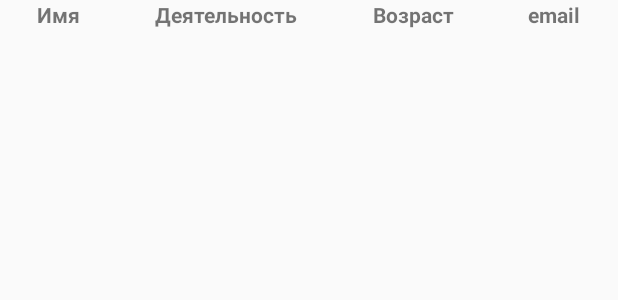
After one commit to johnrocksh/androidABC, an Android app: the layout activity_user_information.xml on its own in the app's theme, with its tools: preview values and no code run, on a phone screen of 412 x 824 dp. The commit adds this screen. Shown: the top 300 px of the screen. Run offline under Robolectric (Android 15) with nearby library versions, the phone set to English and light mode, and no system bars.

Commit message:
hire i recived JSON with userInformation

```diff
--- a/CafeOrder/app/src/main/AndroidManifest.xml
+++ b/CafeOrder/app/src/main/AndroidManifest.xml
@@ -1,7 +1,9 @@
 <?xml version="1.0" encoding="utf-8"?>
 <manifest xmlns:android="http://schemas.android.com/apk/res/android"
     package="com.example.cafeorder">
-<uses-permission android:name="android.permission.INTERNET"/>
+
+    <uses-permission android:name="android.permission.INTERNET" />
+
     <application
         android:allowBackup="true"
         android:icon="@mipmap/ic_launcher"
@@ -9,6 +11,7 @@
         android:roundIcon="@mipmap/ic_launcher_round"
         android:supportsRtl="true"
         android:theme="@style/AppTheme">
+        <activity android:name=".UserInformation"></activity>
         <activity android:name=".MainActivity">
             <intent-filter>
                 <action android:name="android.intent.action.MAIN" />
--- /dev/null
+++ b/CafeOrder/app/src/main/res/layout/activity_user_information.xml
@@ -0,0 +1,63 @@
+<?xml version="1.0" encoding="utf-8"?>
+
+
+<LinearLayout xmlns:android="http://schemas.android.com/apk/res/android"
+    xmlns:app="http://schemas.android.com/apk/res-auto"
+
+    android:layout_width="match_parent"
+    android:layout_height="match_parent"
+    xmlns:tools="http://schemas.android.com/tools"
+
+ >
+
+    <TableLayout
+        android:id="@+id/TableLayoutUserInfo"
+        android:layout_width="match_parent"
+        android:layout_height="match_parent">
+
+        <TableRow>
+            <TextView
+                android:layout_width="wrap_content"
+                android:layout_height="wrap_content"
+                android:text="@string/ui_name"
+                android:textStyle="bold"
+                android:layout_weight="1"
+                android:gravity="center"
+                />
+
+            <TextView
+                android:layout_width="wrap_content"
+                android:layout_height="wrap_content"
+                android:text="@string/ui_occupation"
+                android:textStyle="bold"
+                android:layout_weight="1"
+                android:gravity="center"
+
+                />
+
+            <TextView
+
+                android:layout_width="wrap_content"
+                android:layout_height="wrap_content"
+                android:layout_weight="1"
+                android:gravity="center"
+                android:text="@string/ui_age"
+                android:textStyle="bold" />
+
+            <TextView
+                android:layout_width="wrap_content"
+                android:layout_height="wrap_content"
+                android:text="@string/ui_email"
+                android:textStyle="bold"
+                android:layout_weight="1"
+                android:gravity="center"
+
+                />
+
+
+
+        </TableRow>
+
+    </TableLayout>
+
+</LinearLayout>
--- a/CafeOrder/app/src/main/res/values/strings.xml
+++ b/CafeOrder/app/src/main/res/values/strings.xml
@@ -7,5 +7,9 @@
     <string name="edit_text_password">Введите пароль</string>
     <string name="edit_text_email">Введите email</string>
     <string name="button_registration">Зарегистрироваться</string>
+    <string name="ui_name">Имя</string>
+    <string name="ui_age">Возраст</string>
+    <string name="ui_email">email</string>
+    <string name="ui_occupation">Деятельность</string>
 
 </resources>
```
Also changed, not shown: CafeOrder/app/src/main/java/com/example/cafeorder/MainActivity.java (+18 -7 lines), CafeOrder/app/src/main/java/com/example/cafeorder/UserInformation.java (added, +198 -0 lines).
